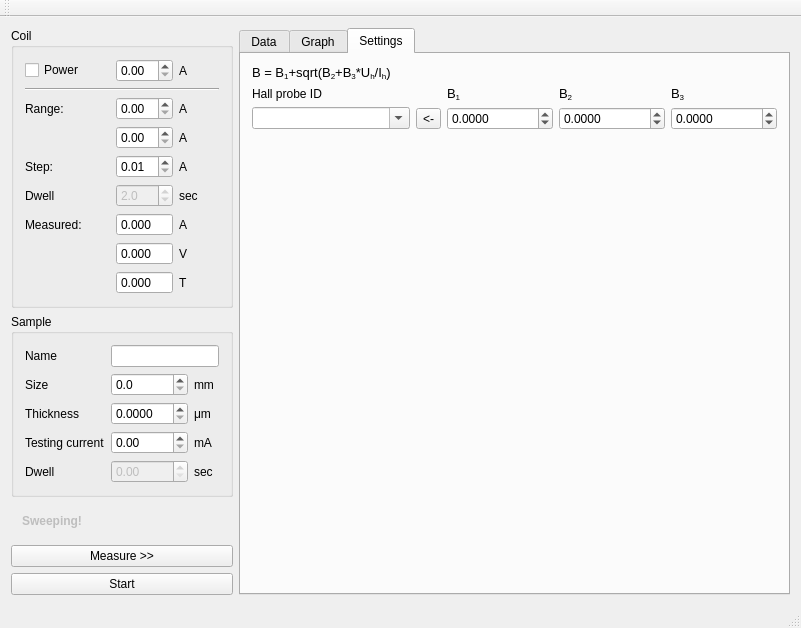
Old version of the form src/mainwindow.ui in the repository mBr001/hall.
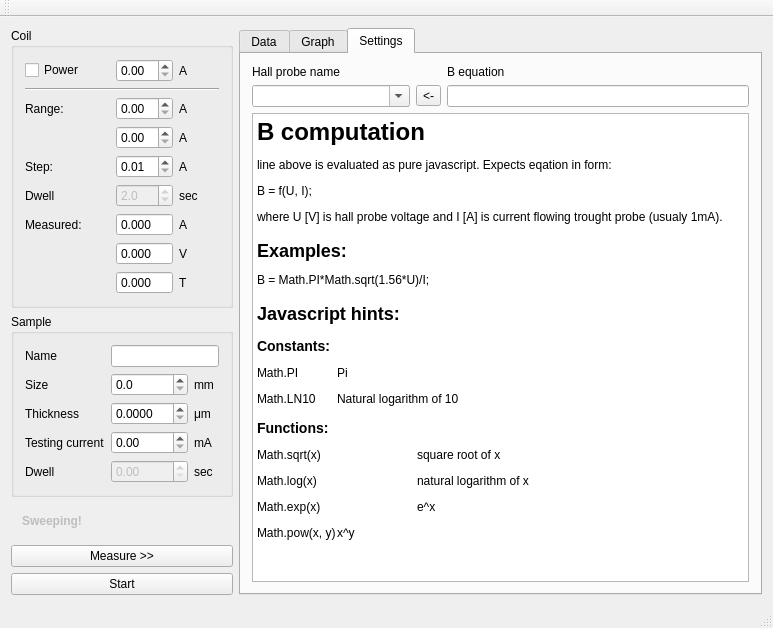
New version of the form. The open tabs and pages were chosen to show the change. Custom widgets are drawn as their Qt base class.

Commit message: compute B usign javascript

The edit to the form file:
```diff
--- a/src/mainwindow.ui
+++ b/src/mainwindow.ui
@@ -6,8 +6,8 @@
    <rect>
     <x>0</x>
     <y>0</y>
-    <width>801</width>
-    <height>615</height>
+    <width>773</width>
+    <height>611</height>
    </rect>
   </property>
   <property name="windowTitle">
@@ -475,57 +475,13 @@
          </attribute>
          <layout class="QGridLayout" name="gridLayout_7">
           <item row="0" column="0">
-           <widget class="QLabel" name="label_14">
-            <property name="text">
-             <string>&lt;!DOCTYPE HTML PUBLIC &quot;-//W3C//DTD HTML 4.0//EN&quot; &quot;http://www.w3.org/TR/REC-html40/strict.dtd&quot;&gt;
-&lt;html&gt;&lt;head&gt;&lt;meta name=&quot;qrichtext&quot; content=&quot;1&quot; /&gt;&lt;style type=&quot;text/css&quot;&gt;
-p, li { white-space: pre-wrap; }
-&lt;/style&gt;&lt;/head&gt;&lt;body style=&quot; font-family:'Sans Serif'; font-size:9pt; font-weight:400; font-style:normal;&quot;&gt;
-&lt;p style=&quot; margin-top:0px; margin-bottom:0px; margin-left:0px; margin-right:0px; -qt-block-indent:0; text-indent:0px;&quot;&gt;&lt;span style=&quot; font-size:10pt;&quot;&gt;B = B&lt;/span&gt;&lt;span style=&quot; font-size:10pt; vertical-align:sub;&quot;&gt;1&lt;/span&gt;&lt;span style=&quot; font-size:10pt;&quot;&gt;+sqrt(B&lt;/span&gt;&lt;span style=&quot; font-size:10pt; vertical-align:sub;&quot;&gt;2&lt;/span&gt;&lt;span style=&quot; font-size:10pt;&quot;&gt;+B&lt;/span&gt;&lt;span style=&quot; font-size:10pt; vertical-align:sub;&quot;&gt;3&lt;/span&gt;&lt;span style=&quot; font-size:10pt;&quot;&gt;*U&lt;/span&gt;&lt;span style=&quot; font-size:10pt; vertical-align:sub;&quot;&gt;h&lt;/span&gt;&lt;span style=&quot; font-size:10pt;&quot;&gt;/I&lt;/span&gt;&lt;span style=&quot; font-size:10pt; vertical-align:sub;&quot;&gt;h&lt;/span&gt;&lt;span style=&quot; font-size:10pt;&quot;&gt;)&lt;/span&gt;&lt;/p&gt;&lt;/body&gt;&lt;/html&gt;</string>
-            </property>
-           </widget>
-          </item>
-          <item row="1" column="0">
            <widget class="QLabel" name="label_15">
             <property name="text">
-             <string>Hall probe ID</string>
+             <string>Hall probe name</string>
             </property>
            </widget>
           </item>
-          <item row="1" column="2">
-           <widget class="QLabel" name="label_16">
-            <property name="text">
-             <string>&lt;!DOCTYPE HTML PUBLIC &quot;-//W3C//DTD HTML 4.0//EN&quot; &quot;http://www.w3.org/TR/REC-html40/strict.dtd&quot;&gt;
-&lt;html&gt;&lt;head&gt;&lt;meta name=&quot;qrichtext&quot; content=&quot;1&quot; /&gt;&lt;style type=&quot;text/css&quot;&gt;
-p, li { white-space: pre-wrap; }
-&lt;/style&gt;&lt;/head&gt;&lt;body style=&quot; font-family:'Sans Serif'; font-size:10pt; font-weight:400; font-style:normal;&quot;&gt;
-&lt;p style=&quot; margin-top:0px; margin-bottom:0px; margin-left:0px; margin-right:0px; -qt-block-indent:0; text-indent:0px;&quot;&gt;B&lt;span style=&quot; vertical-align:sub;&quot;&gt;1&lt;/span&gt;&lt;/p&gt;&lt;/body&gt;&lt;/html&gt;</string>
-            </property>
-           </widget>
-          </item>
-          <item row="1" column="3">
-           <widget class="QLabel" name="label_17">
-            <property name="text">
-             <string>&lt;!DOCTYPE HTML PUBLIC &quot;-//W3C//DTD HTML 4.0//EN&quot; &quot;http://www.w3.org/TR/REC-html40/strict.dtd&quot;&gt;
-&lt;html&gt;&lt;head&gt;&lt;meta name=&quot;qrichtext&quot; content=&quot;1&quot; /&gt;&lt;style type=&quot;text/css&quot;&gt;
-p, li { white-space: pre-wrap; }
-&lt;/style&gt;&lt;/head&gt;&lt;body style=&quot; font-family:'Sans Serif'; font-size:10pt; font-weight:400; font-style:normal;&quot;&gt;
-&lt;p style=&quot; margin-top:0px; margin-bottom:0px; margin-left:0px; margin-right:0px; -qt-block-indent:0; text-indent:0px;&quot;&gt;B&lt;span style=&quot; vertical-align:sub;&quot;&gt;2&lt;/span&gt;&lt;/p&gt;&lt;/body&gt;&lt;/html&gt;</string>
-            </property>
-           </widget>
-          </item>
-          <item row="1" column="4">
-           <widget class="QLabel" name="label_18">
-            <property name="text">
-             <string>&lt;!DOCTYPE HTML PUBLIC &quot;-//W3C//DTD HTML 4.0//EN&quot; &quot;http://www.w3.org/TR/REC-html40/strict.dtd&quot;&gt;
-&lt;html&gt;&lt;head&gt;&lt;meta name=&quot;qrichtext&quot; content=&quot;1&quot; /&gt;&lt;style type=&quot;text/css&quot;&gt;
-p, li { white-space: pre-wrap; }
-&lt;/style&gt;&lt;/head&gt;&lt;body style=&quot; font-family:'Sans Serif'; font-size:10pt; font-weight:400; font-style:normal;&quot;&gt;
-&lt;p style=&quot; margin-top:0px; margin-bottom:0px; margin-left:0px; margin-right:0px; -qt-block-indent:0; text-indent:0px;&quot;&gt;B&lt;span style=&quot; vertical-align:sub;&quot;&gt;3&lt;/span&gt;&lt;/p&gt;&lt;/body&gt;&lt;/html&gt;</string>
-            </property>
-           </widget>
-          </item>
-          <item row="2" column="0">
+          <item row="1" column="0">
            <widget class="QComboBox" name="hallProbeNameComboBox">
             <property name="editable">
              <bool>true</bool>
@@ -535,65 +491,51 @@
             </property>
            </widget>
           </item>
-          <item row="2" column="2">
-           <widget class="QDoubleSpinBox" name="hallB1DoubleSpinBox">
-            <property name="decimals">
-             <number>4</number>
-            </property>
-            <property name="minimum">
-             <double>-9999.999900000000707</double>
-            </property>
-            <property name="maximum">
-             <double>9999.999900000000707</double>
-            </property>
-           </widget>
-          </item>
-          <item row="2" column="3">
-           <widget class="QDoubleSpinBox" name="hallB2DoubleSpinBox">
-            <property name="decimals">
-             <number>4</number>
-            </property>
-            <property name="minimum">
-             <double>-9999.999900000000707</double>
-            </property>
-            <property name="maximum">
-             <double>9999.999900000000707</double>
-            </property>
-           </widget>
-          </item>
-          <item row="2" column="4">
-           <widget class="QDoubleSpinBox" name="hallB3DoubleSpinBox">
-            <property name="decimals">
-             <number>4</number>
-            </property>
-            <property name="minimum">
-             <double>-9999.999900000000707</double>
-            </property>
-            <property name="maximum">
-             <double>9999.999900000000707</double>
-            </property>
-           </widget>
-          </item>
-          <item row="3" column="2">
-           <spacer name="verticalSpacer_2">
-            <property name="orientation">
-             <enum>Qt::Vertical</enum>
-            </property>
-            <property name="sizeHint" stdset="0">
-             <size>
-              <width>20</width>
-              <height>40</height>
-             </size>
-            </property>
-           </spacer>
-          </item>
-          <item row="2" column="1">
+          <item row="1" column="1">
            <widget class="QToolButton" name="hallProbeAddToolButton">
             <property name="text">
              <string>&lt;-</string>
             </property>
            </widget>
           </item>
+          <item row="1" column="2">
+           <widget class="QLineEdit" name="hallProbeEquationBLineEdit"/>
+          </item>
+          <item row="2" column="0" colspan="3">
+           <widget class="QTextEdit" name="textEdit">
+            <property name="readOnly">
+             <bool>true</bool>
+            </property>
+            <property name="html">
+             <string>&lt;!DOCTYPE HTML PUBLIC &quot;-//W3C//DTD HTML 4.0//EN&quot; &quot;http://www.w3.org/TR/REC-html40/strict.dtd&quot;&gt;
+&lt;html&gt;&lt;head&gt;&lt;meta name=&quot;qrichtext&quot; content=&quot;1&quot; /&gt;&lt;style type=&quot;text/css&quot;&gt;
+p, li { white-space: pre-wrap; }
+&lt;/style&gt;&lt;/head&gt;&lt;body style=&quot; font-family:'Sans Serif'; font-size:9pt; font-weight:400; font-style:normal;&quot;&gt;
+&lt;p style=&quot; margin-top:18px; margin-bottom:12px; margin-left:0px; margin-right:0px; -qt-block-indent:0; text-indent:0px;&quot;&gt;&lt;span style=&quot; font-size:xx-large; font-weight:600;&quot;&gt;B computation&lt;/span&gt;&lt;/p&gt;
+&lt;p style=&quot; margin-top:12px; margin-bottom:12px; margin-left:0px; margin-right:0px; -qt-block-indent:0; text-indent:0px;&quot;&gt;line above is evaluated as pure javascript. Expects eqation in form:&lt;/p&gt;
+&lt;p style=&quot; margin-top:12px; margin-bottom:12px; margin-left:0px; margin-right:0px; -qt-block-indent:0; text-indent:0px;&quot;&gt;&lt;span style=&quot; font-family:'Courier New,courier';&quot;&gt;B = f(U, I);&lt;/span&gt;&lt;/p&gt;
+&lt;p style=&quot; margin-top:12px; margin-bottom:12px; margin-left:0px; margin-right:0px; -qt-block-indent:0; text-indent:0px;&quot;&gt;where &lt;span style=&quot; font-family:'Courier New,courier';&quot;&gt;U &lt;/span&gt;[V] is hall probe voltage and &lt;span style=&quot; font-family:'Courier New,courier';&quot;&gt;I [A]&lt;/span&gt; is current flowing trought probe (usualy 1mA).&lt;/p&gt;
+&lt;p style=&quot; margin-top:16px; margin-bottom:12px; margin-left:0px; margin-right:0px; -qt-block-indent:0; text-indent:0px;&quot;&gt;&lt;span style=&quot; font-size:x-large; font-weight:600;&quot;&gt;Examples:&lt;/span&gt;&lt;/p&gt;
+&lt;p style=&quot; margin-top:12px; margin-bottom:12px; margin-left:0px; margin-right:0px; -qt-block-indent:0; text-indent:0px;&quot;&gt;&lt;span style=&quot; font-family:'Courier New,courier';&quot;&gt;B = Math.PI*Math.sqrt(1.56*U)/I;&lt;/span&gt;&lt;/p&gt;
+&lt;p style=&quot; margin-top:16px; margin-bottom:12px; margin-left:0px; margin-right:0px; -qt-block-indent:0; text-indent:0px;&quot;&gt;&lt;span style=&quot; font-size:x-large; font-weight:600;&quot;&gt;Javascript hints:&lt;/span&gt;&lt;/p&gt;
+&lt;p style=&quot; margin-top:14px; margin-bottom:12px; margin-left:0px; margin-right:0px; -qt-block-indent:0; text-indent:0px;&quot;&gt;&lt;span style=&quot; font-size:large; font-weight:600;&quot;&gt;Constants:&lt;/span&gt;&lt;/p&gt;
+&lt;p style=&quot; margin-top:12px; margin-bottom:12px; margin-left:0px; margin-right:0px; -qt-block-indent:0; text-indent:0px;&quot;&gt;Math.PI	Pi&lt;/p&gt;
+&lt;p style=&quot; margin-top:12px; margin-bottom:12px; margin-left:0px; margin-right:0px; -qt-block-indent:0; text-indent:0px;&quot;&gt;Math.LN10	Natural logarithm of 10&lt;/p&gt;
+&lt;p style=&quot; margin-top:14px; margin-bottom:12px; margin-left:0px; margin-right:0px; -qt-block-indent:0; text-indent:0px;&quot;&gt;&lt;span style=&quot; font-size:large; font-weight:600;&quot;&gt;Functions:&lt;/span&gt;&lt;/p&gt;
+&lt;p style=&quot; margin-top:12px; margin-bottom:12px; margin-left:0px; margin-right:0px; -qt-block-indent:0; text-indent:0px;&quot;&gt;Math.sqrt(x)		square root of x&lt;/p&gt;
+&lt;p style=&quot; margin-top:12px; margin-bottom:12px; margin-left:0px; margin-right:0px; -qt-block-indent:0; text-indent:0px;&quot;&gt;Math.log(x)		natural logarithm of x&lt;/p&gt;
+&lt;p style=&quot; margin-top:12px; margin-bottom:12px; margin-left:0px; margin-right:0px; -qt-block-indent:0; text-indent:0px;&quot;&gt;Math.exp(x)		e^x&lt;/p&gt;
+&lt;p style=&quot; margin-top:12px; margin-bottom:12px; margin-left:0px; margin-right:0px; -qt-block-indent:0; text-indent:0px;&quot;&gt;Math.pow(x, y)	x^y&lt;/p&gt;&lt;/body&gt;&lt;/html&gt;</string>
+            </property>
+           </widget>
+          </item>
+          <item row="0" column="2">
+           <widget class="QLabel" name="label_14">
+            <property name="text">
+             <string>B equation</string>
+            </property>
+           </widget>
+          </item>
          </layout>
         </widget>
        </widget>
```
Left out of the diff: 2 changed lines with no effect on the pictures. The commit also changes 6 other files.
